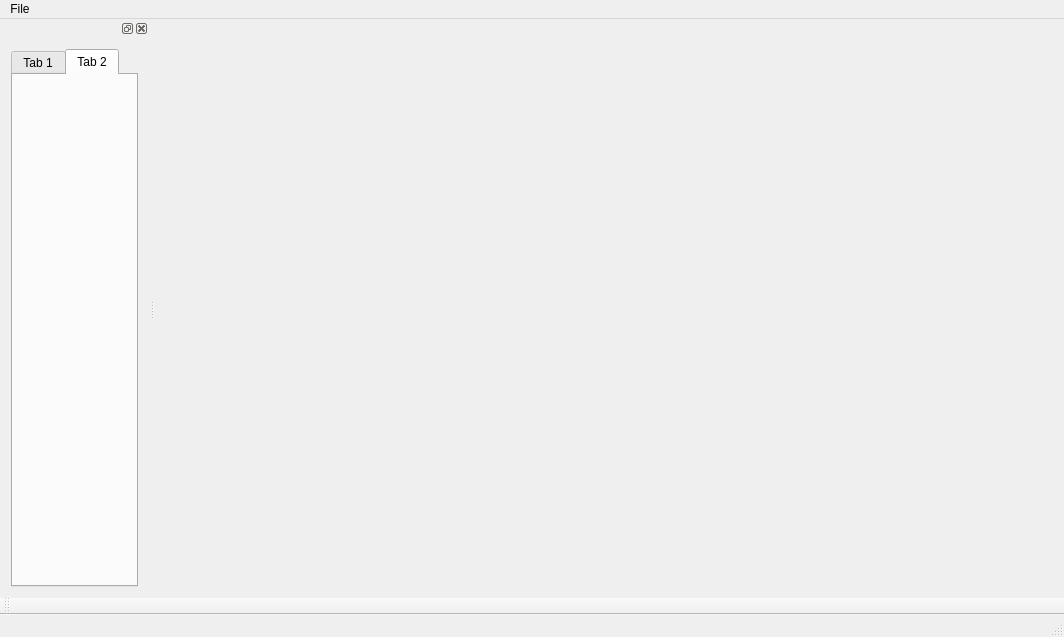
Old version of the form mainwindow.ui in the repository BetmanSmall/MapEditorCpp.
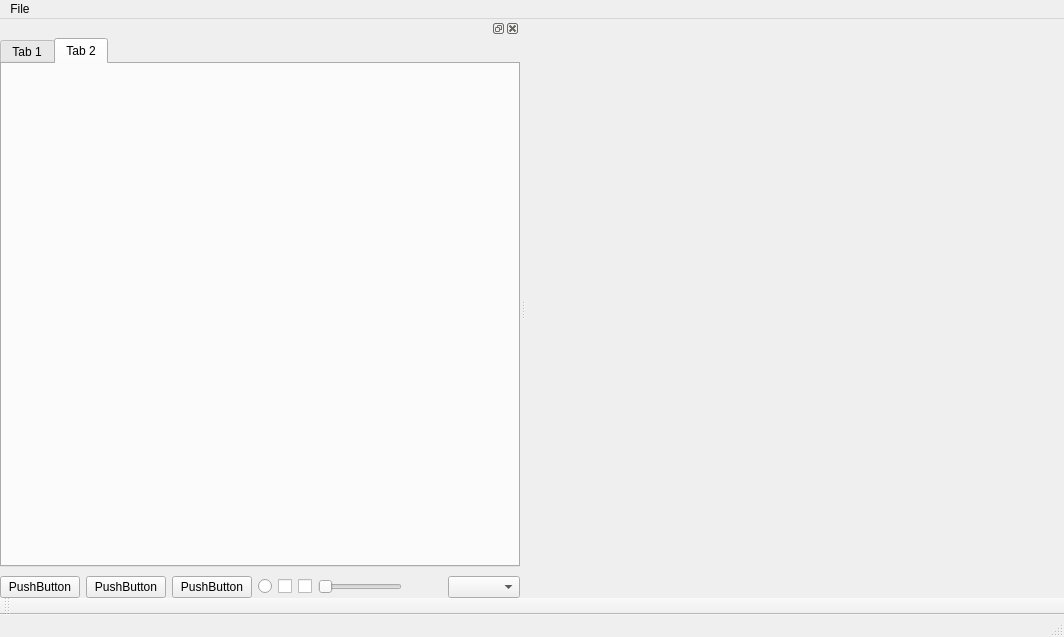
New version of the form. The open tabs and pages were chosen to show the change.

Diff of the .ui file:
```diff
--- a/mainwindow.ui
+++ b/mainwindow.ui
@@ -50,6 +50,21 @@
    </attribute>
    <widget class="QWidget" name="dockWidgetContents">
     <layout class="QVBoxLayout" name="verticalLayout_3">
+     <property name="spacing">
+      <number>9</number>
+     </property>
+     <property name="leftMargin">
+      <number>0</number>
+     </property>
+     <property name="topMargin">
+      <number>0</number>
+     </property>
+     <property name="rightMargin">
+      <number>0</number>
+     </property>
+     <property name="bottomMargin">
+      <number>0</number>
+     </property>
      <item>
       <widget class="QTabWidget" name="tabWidget">
        <property name="currentIndex">
@@ -69,6 +84,75 @@
        </widget>
       </widget>
      </item>
+     <item>
+      <layout class="QHBoxLayout" name="horizontalLayout_2">
+       <item>
+        <widget class="QPushButton" name="pushButton">
+         <property name="text">
+          <string>PushButton</string>
+         </property>
+        </widget>
+       </item>
+       <item>
+        <widget class="QPushButton" name="pushButton_2">
+         <property name="text">
+          <string>PushButton</string>
+         </property>
+        </widget>
+       </item>
+       <item>
+        <widget class="QPushButton" name="pushButton_3">
+         <property name="text">
+          <string>PushButton</string>
+         </property>
+        </widget>
+       </item>
+       <item>
+        <widget class="QRadioButton" name="radioButton">
+         <property name="text">
+          <string/>
+         </property>
+        </widget>
+       </item>
+       <item>
+        <widget class="QCheckBox" name="checkBox">
+         <property name="text">
+          <string/>
+         </property>
+        </widget>
+       </item>
+       <item>
+        <widget class="QCheckBox" name="checkBox_2">
+         <property name="text">
+          <string/>
+         </property>
+        </widget>
+       </item>
+       <item>
+        <widget class="QSlider" name="horizontalSlider">
+         <property name="orientation">
+          <enum>Qt::Horizontal</enum>
+         </property>
+        </widget>
+       </item>
+       <item>
+        <spacer name="horizontalSpacer">
+         <property name="orientation">
+          <enum>Qt::Horizontal</enum>
+         </property>
+         <property name="sizeHint" stdset="0">
+          <size>
+           <width>40</width>
+           <height>20</height>
+          </size>
+         </property>
+        </spacer>
+       </item>
+       <item>
+        <widget class="QComboBox" name="comboBox"/>
+       </item>
+      </layout>
+     </item>
     </layout>
    </widget>
   </widget>
```
Left out of the diff: 5 changed lines with no effect on the pictures.
